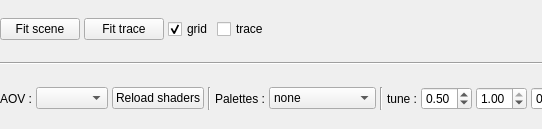
Above: applications/viewer/libViewer/Form3DToolBox.ui from T-PLAY/hub before the change; both pictures show x 0 to 542 and y 0 to 129 of the 823 by 129 pixel window. Below: the same form after it.
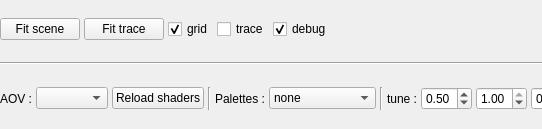
That is the form after the change.

Patch:
```diff
--- a/applications/viewer/libViewer/Form3DToolBox.ui
+++ b/applications/viewer/libViewer/Form3DToolBox.ui
@@ -68,6 +68,16 @@
        </property>
       </widget>
      </item>
+     <item>
+      <widget class="QCheckBox" name="checkBox_debug">
+       <property name="text">
+        <string>debug</string>
+       </property>
+       <property name="checked">
+        <bool>true</bool>
+       </property>
+      </widget>
+     </item>
      <item>
       <spacer name="horizontalSpacer">
        <property name="orientation">
```
